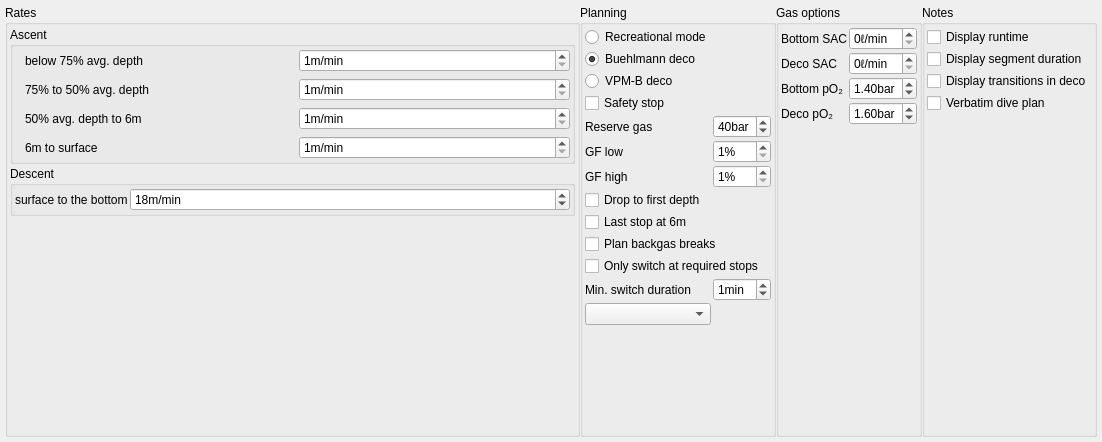
Old version of the form qt-ui/plannerSettings.ui in the repository subsurface/subsurface.
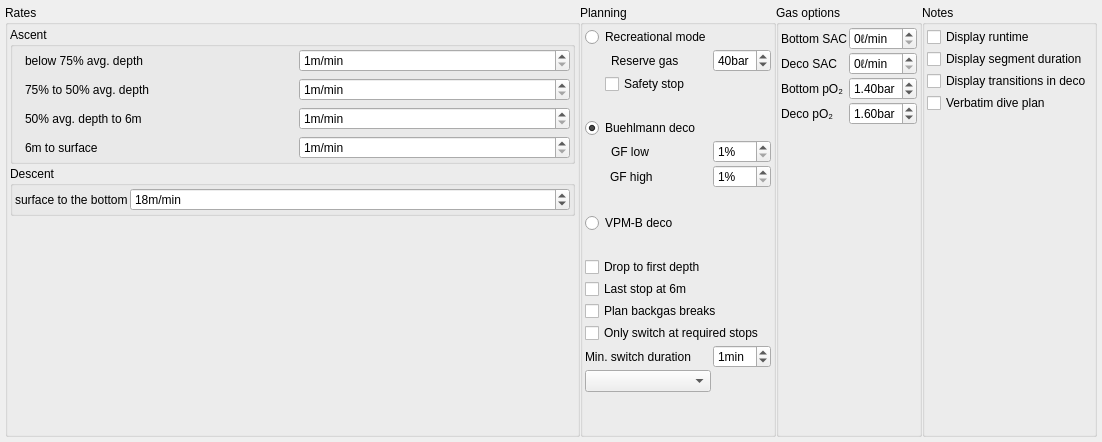
New version of the form.

Commit message:
Planner: GUI changes for improved clarity
Restructure planner GUI for improved clarity of how settings are related.

The edit to the form file:
```diff
--- a/qt-ui/plannerSettings.ui
+++ b/qt-ui/plannerSettings.ui
@@ -104,57 +104,6 @@
              <property name="horizontalSpacing">
               <number>2</number>
              </property>
-             <item row="0" column="0">
-              <widget class="QLabel" name="label">
-               <property name="text">
-                <string>below 75% avg. depth</string>
-               </property>
-              </widget>
-             </item>
-             <item row="0" column="1">
-              <widget class="QSpinBox" name="ascRate75">
-               <property name="suffix">
-                <string>m/min</string>
-               </property>
-               <property name="minimum">
-                <number>1</number>
-               </property>
-              </widget>
-             </item>
-             <item row="1" column="0">
-              <widget class="QLabel" name="label_2">
-               <property name="text">
-                <string>75% to 50% avg. depth</string>
-               </property>
-              </widget>
-             </item>
-             <item row="1" column="1">
-              <widget class="QSpinBox" name="ascRate50">
-               <property name="suffix">
-                <string>m/min</string>
-               </property>
-               <property name="minimum">
-                <number>1</number>
-               </property>
-              </widget>
-             </item>
-             <item row="2" column="0">
-              <widget class="QLabel" name="asc50to6">
-               <property name="text">
-                <string>50% avg. depth to 6m</string>
-               </property>
-              </widget>
-             </item>
-             <item row="2" column="1">
-              <widget class="QSpinBox" name="ascRateStops">
-               <property name="suffix">
-                <string>m/min</string>
-               </property>
-               <property name="minimum">
-                <number>1</number>
-               </property>
-              </widget>
-             </item>
              <item row="3" column="0">
               <widget class="QLabel" name="asc6toSurf">
                <property name="text">
@@ -172,6 +121,57 @@
                </property>
               </widget>
              </item>
+             <item row="2" column="1">
+              <widget class="QSpinBox" name="ascRateStops">
+               <property name="suffix">
+                <string>m/min</string>
+               </property>
+               <property name="minimum">
+                <number>1</number>
+               </property>
+              </widget>
+             </item>
+             <item row="2" column="0">
+              <widget class="QLabel" name="asc50to6">
+               <property name="text">
+                <string>50% avg. depth to 6m</string>
+               </property>
+              </widget>
+             </item>
+             <item row="1" column="1">
+              <widget class="QSpinBox" name="ascRate50">
+               <property name="suffix">
+                <string>m/min</string>
+               </property>
+               <property name="minimum">
+                <number>1</number>
+               </property>
+              </widget>
+             </item>
+             <item row="0" column="1">
+              <widget class="QSpinBox" name="ascRate75">
+               <property name="suffix">
+                <string>m/min</string>
+               </property>
+               <property name="minimum">
+                <number>1</number>
+               </property>
+              </widget>
+             </item>
+             <item row="0" column="0">
+              <widget class="QLabel" name="label">
+               <property name="text">
+                <string>below 75% avg. depth</string>
+               </property>
+              </widget>
+             </item>
+             <item row="1" column="0">
+              <widget class="QLabel" name="label_2">
+               <property name="text">
+                <string>75% to 50% avg. depth</string>
+               </property>
+              </widget>
+             </item>
             </layout>
            </widget>
           </item>
@@ -274,41 +274,27 @@
           <property name="spacing">
            <number>2</number>
           </property>
-          <item row="6" column="1">
-           <widget class="QLabel" name="label_16">
+          <item row="17" column="1">
+           <widget class="QLabel" name="label_4">
             <property name="text">
-             <string>GF high</string>
+             <string>Min. switch duration</string>
             </property>
            </widget>
           </item>
-          <item row="9" column="1" colspan="2">
-           <widget class="QCheckBox" name="backgasBreaks">
-            <property name="text">
-             <string>Plan backgas breaks</string>
+          <item row="19" column="1">
+           <spacer name="verticalSpacer_2">
+            <property name="orientation">
+             <enum>Qt::Vertical</enum>
             </property>
-           </widget>
-          </item>
-          <item row="6" column="2">
-           <widget class="QSpinBox" name="gfhigh">
-            <property name="suffix">
-             <string>%</string>
+            <property name="sizeHint" stdset="0">
+             <size>
+              <width>20</width>
+              <height>40</height>
+             </size>
             </property>
-            <property name="minimum">
-             <number>1</number>
-            </property>
-            <property name="maximum">
-             <number>150</number>
-            </property>
-           </widget>
+           </spacer>
           </item>
-          <item row="8" column="1" colspan="2">
-           <widget class="QCheckBox" name="lastStop">
-            <property name="text">
-             <string>Last stop at 6m</string>
-            </property>
-           </widget>
-          </item>
-          <item row="12" column="1">
+          <item row="18" column="1">
            <widget class="QComboBox" name="rebreathermode">
             <property name="currentText">
              <string/>
@@ -318,7 +304,7 @@
             </property>
            </widget>
           </item>
-          <item row="5" column="2">
+          <item row="8" column="2">
            <widget class="QSpinBox" name="gflow">
             <property name="suffix">
              <string>%</string>
@@ -331,30 +317,17 @@
             </property>
            </widget>
           </item>
-          <item row="7" column="1" colspan="2">
+          <item row="13" column="1" colspan="2">
            <widget class="QCheckBox" name="drop_stone_mode">
             <property name="text">
              <string>Drop to first depth</string>
             </property>
            </widget>
           </item>
-          <item row="13" column="1">
-           <spacer name="verticalSpacer_2">
-            <property name="orientation">
-             <enum>Qt::Vertical</enum>
-            </property>
-            <property name="sizeHint" stdset="0">
-             <size>
-              <width>20</width>
-              <height>40</height>
-             </size>
-            </property>
-           </spacer>
-          </item>
-          <item row="5" column="1">
-           <widget class="QLabel" name="label_15">
+          <item row="14" column="1" colspan="2">
+           <widget class="QCheckBox" name="lastStop">
             <property name="text">
-             <string>GF low</string>
+             <string>Last stop at 6m</string>
             </property>
            </widget>
           </item>
@@ -365,7 +338,109 @@
             </property>
            </widget>
           </item>
-          <item row="1" column="1">
+          <item row="8" column="1">
+           <widget class="QLabel" name="label_15">
+            <property name="text">
+             <string>GF low</string>
+            </property>
+            <property name="indent">
+             <number>26</number>
+            </property>
+           </widget>
+          </item>
+          <item row="15" column="1" colspan="2">
+           <widget class="QCheckBox" name="backgasBreaks">
+            <property name="text">
+             <string>Plan backgas breaks</string>
+            </property>
+           </widget>
+          </item>
+          <item row="9" column="1">
+           <widget class="QLabel" name="label_16">
+            <property name="text">
+             <string>GF high</string>
+            </property>
+            <property name="indent">
+             <number>25</number>
+            </property>
+           </widget>
+          </item>
+          <item row="9" column="2">
+           <widget class="QSpinBox" name="gfhigh">
+            <property name="suffix">
+             <string>%</string>
+            </property>
+            <property name="minimum">
+             <number>1</number>
+            </property>
+            <property name="maximum">
+             <number>150</number>
+            </property>
+           </widget>
+          </item>
+          <item row="16" column="1" colspan="2">
+           <widget class="QCheckBox" name="switch_at_req_stop">
+            <property name="toolTip">
+             <string>Postpone gas change if a stop is not required</string>
+            </property>
+            <property name="text">
+             <string>Only switch at required stops</string>
+            </property>
+           </widget>
+          </item>
+          <item row="3" column="1">
+           <spacer name="verticalSpacer_6">
+            <property name="orientation">
+             <enum>Qt::Vertical</enum>
+            </property>
+            <property name="sizeHint" stdset="0">
+             <size>
+              <width>20</width>
+              <height>20</height>
+             </size>
+            </property>
+           </spacer>
+          </item>
+          <item row="12" column="1">
+           <spacer name="verticalSpacer_5">
+            <property name="orientation">
+             <enum>Qt::Vertical</enum>
+            </property>
+            <property name="sizeHint" stdset="0">
+             <size>
+              <width>20</width>
+              <height>20</height>
+             </size>
+            </property>
+           </spacer>
+          </item>
+          <item row="17" column="2">
+           <widget class="QSpinBox" name="min_switch_duration">
+            <property name="suffix">
+             <string>min</string>
+            </property>
+            <property name="prefix">
+             <string/>
+            </property>
+            <property name="minimum">
+             <number>0</number>
+            </property>
+            <property name="maximum">
+             <number>9</number>
+            </property>
+            <property name="value">
+             <number>1</number>
+            </property>
+           </widget>
+          </item>
+          <item row="11" column="1">
+           <widget class="QRadioButton" name="vpmb_deco">
+            <property name="text">
+             <string>VPM-B deco</string>
+            </property>
+           </widget>
+          </item>
+          <item row="4" column="1">
            <widget class="QRadioButton" name="buehlmann_deco">
             <property name="text">
              <string>Buehlmann deco</string>
@@ -375,31 +450,17 @@
             </property>
            </widget>
           </item>
-          <item row="2" column="1">
-           <widget class="QRadioButton" name="vpmb_deco">
-            <property name="text">
-             <string>VPM-B deco</string>
-            </property>
-           </widget>
-          </item>
-          <item row="3" column="1">
-           <widget class="QCheckBox" name="safetystop">
-            <property name="text">
-             <string>Safety stop</string>
-            </property>
-            <property name="tristate">
-             <bool>false</bool>
-            </property>
-           </widget>
-          </item>
-          <item row="4" column="1">
+          <item row="1" column="1">
            <widget class="QLabel" name="label_3">
             <property name="text">
              <string>Reserve gas</string>
             </property>
+            <property name="indent">
+             <number>26</number>
+            </property>
            </widget>
           </item>
-          <item row="4" column="2">
+          <item row="1" column="2">
            <widget class="QSpinBox" name="reserve_gas">
             <property name="suffix">
              <string>bar</string>
@@ -418,41 +479,31 @@
             </property>
            </widget>
           </item>
-          <item row="10" column="1" colspan="2">
-           <widget class="QCheckBox" name="switch_at_req_stop">
-            <property name="toolTip">
-             <string>Postpone gas change if a stop is not required</string>
+          <item row="2" column="1" alignment="Qt::AlignHCenter">
+           <widget class="QCheckBox" name="safetystop">
+            <property name="layoutDirection">
+             <enum>Qt::LeftToRight</enum>
             </property>
             <property name="text">
-             <string>Only switch at required stops</string>
+             <string>Safety stop</string>
             </property>
-           </widget>
-          </item>
-          <item row="11" column="1">
-           <widget class="QLabel" name="label_4">
-            <property name="text">
-             <string>Min. switch duration</string>
+            <property name="tristate">
+             <bool>false</bool>
             </property>
            </widget>
           </item>
-          <item row="11" column="2">
-           <widget class="QSpinBox" name="min_switch_duration">
-            <property name="suffix">
-             <string>min</string>
+          <item row="10" column="1">
+           <spacer name="verticalSpacer_7">
+            <property name="orientation">
+             <enum>Qt::Vertical</enum>
             </property>
-            <property name="prefix">
-             <string/>
+            <property name="sizeHint" stdset="0">
+             <size>
+              <width>20</width>
+              <height>20</height>
+             </size>
             </property>
-            <property name="minimum">
-             <number>0</number>
-            </property>
-            <property name="maximum">
-             <number>9</number>
-            </property>
-            <property name="value">
-             <number>1</number>
-            </property>
-           </widget>
+           </spacer>
           </item>
          </layout>
         </widget>
```
